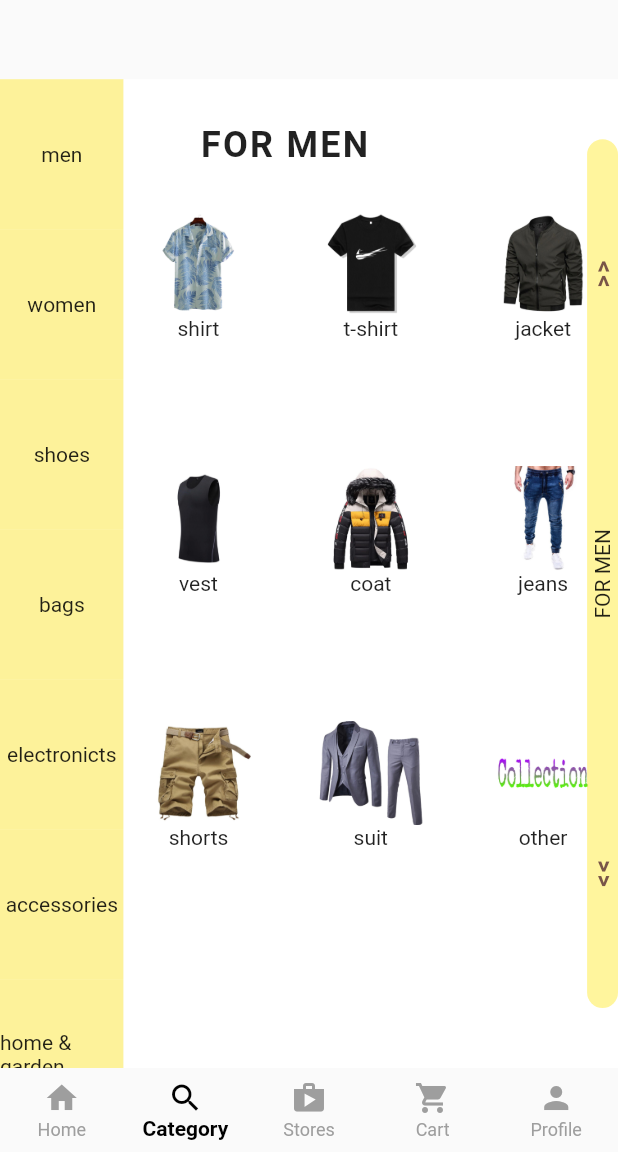
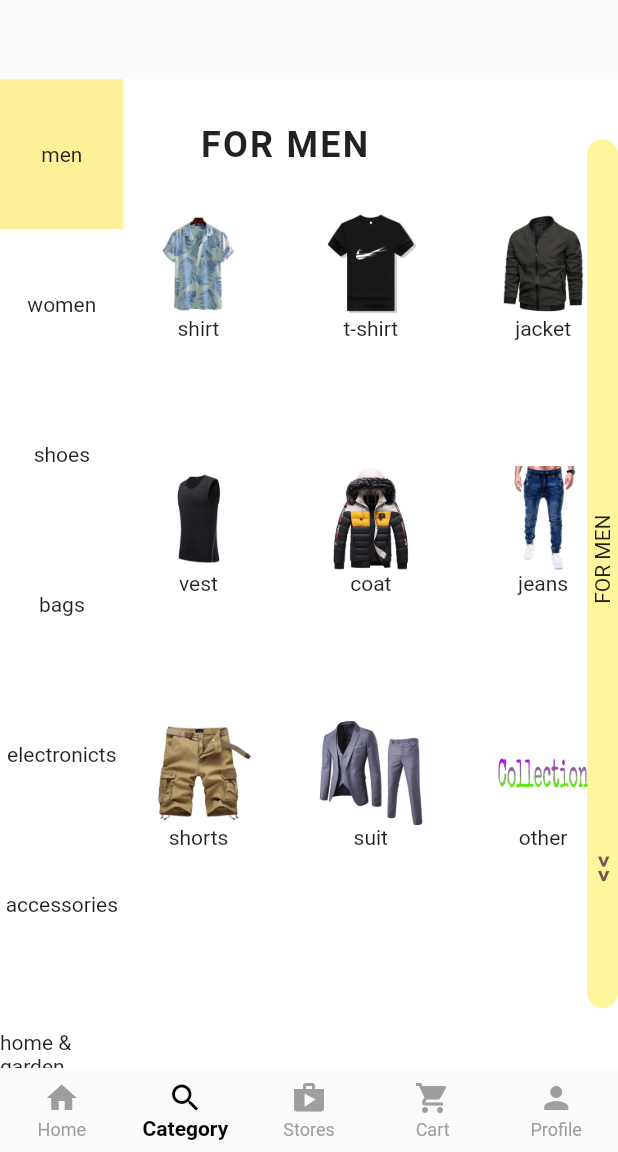
Before and after one commit to fluttberry/shopify_app, a Flutter app: the screen it shows after launch, item 2 of the bottom bar chosen, on a phone screen of 412 x 824 dp, the part 84-1236 px from its top. Run offline on Flutter 3.47's test engine with Material 2 defaults, Android fonts, the phone set to English and light mode, and no system bars.

Commit message:
slide bar completed

```diff
--- a/lib/app/constants/presentation/main_screen/category_screen.dart
+++ b/lib/app/constants/presentation/main_screen/category_screen.dart
@@ -31,6 +31,17 @@
 }
 
 class _CategoryScreenState extends State<CategoryScreen> {
+  @override
+  void initState() {
+    for (var element in items) {
+      element.isSelected = true;
+    }
+    setState(() {
+      items[0].isSelected = false;
+    });
+    super.initState();
+  }
+
   final _pageController = PageController();
   @override
   Widget build(BuildContext context) {
@@ -91,6 +102,14 @@
       height: size.height * 0.8,
       width: size.width * 0.8,
       child: PageView(
+          onPageChanged: (selectedSideBar) {
+            for (var sideBarIndex in items) {
+              sideBarIndex.isSelected = false;
+            }
+            setState(() {
+              items[selectedSideBar].isSelected = true;
+            });
+          },
           controller: _pageController,
           scrollDirection: Axis.vertical,
           children: const [
--- a/lib/app/constants/presentation/widgets/category_widgets/slider_widget.dart
+++ b/lib/app/constants/presentation/widgets/category_widgets/slider_widget.dart
@@ -1,6 +1,7 @@
 import 'package:flutter/material.dart';
 import 'package:shopify_app/app/constants/colors/app_colors.dart';
 import 'package:shopify_app/app/constants/text_styles/app_text_styles.dart';
+import 'package:shopify_app/app/utilities/categ_list.dart';
 
 class SliderWidget extends StatelessWidget {
   const SliderWidget({
@@ -27,12 +28,16 @@
               mainAxisAlignment: MainAxisAlignment.spaceAround,
               // ignore: prefer_const_literals_to_create_immutables
               children: [
-                const Text(
+                mainSliderText == 'beauty'
+                    ? const Text('')
+                    : const Text(
                         '<<',
                         style: AppTextStyles.brown16Bold,
                       ),
                 Text(mainSliderText.toUpperCase()),
-                const Text(
+                mainSliderText == 'for men'
+                    ? const Text('')
+                    : const Text(
                         '>>',
                         style: AppTextStyles.brown16Bold,
                       ),
```
Lines whose indentation alone changed are shown as unchanged.
